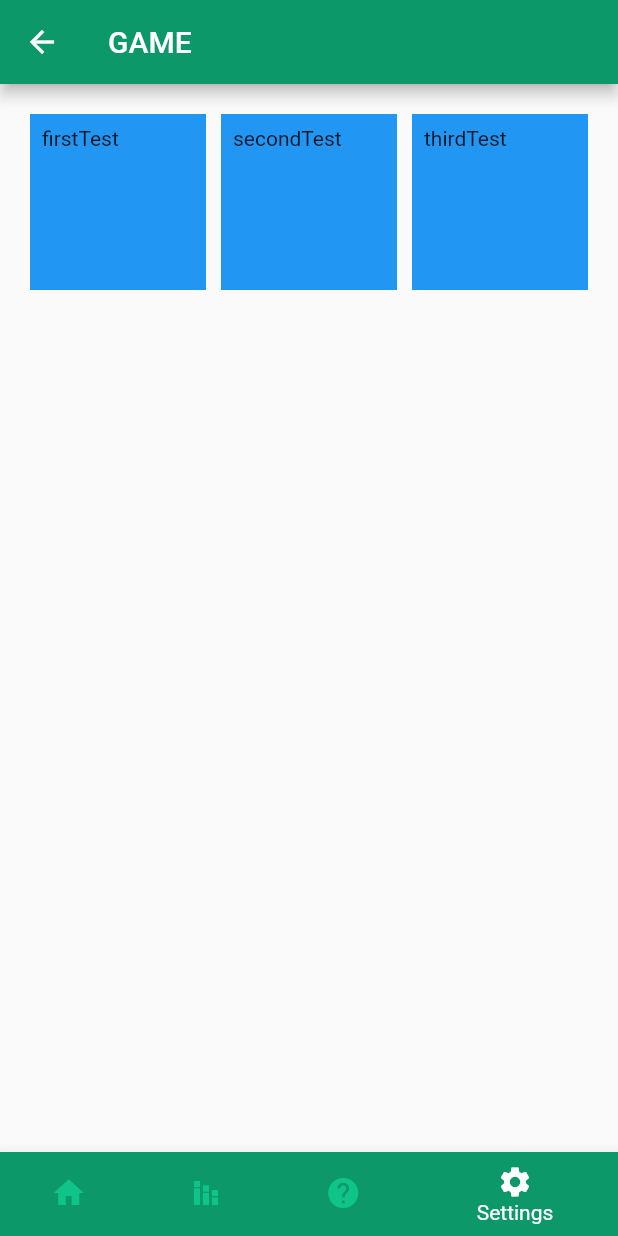
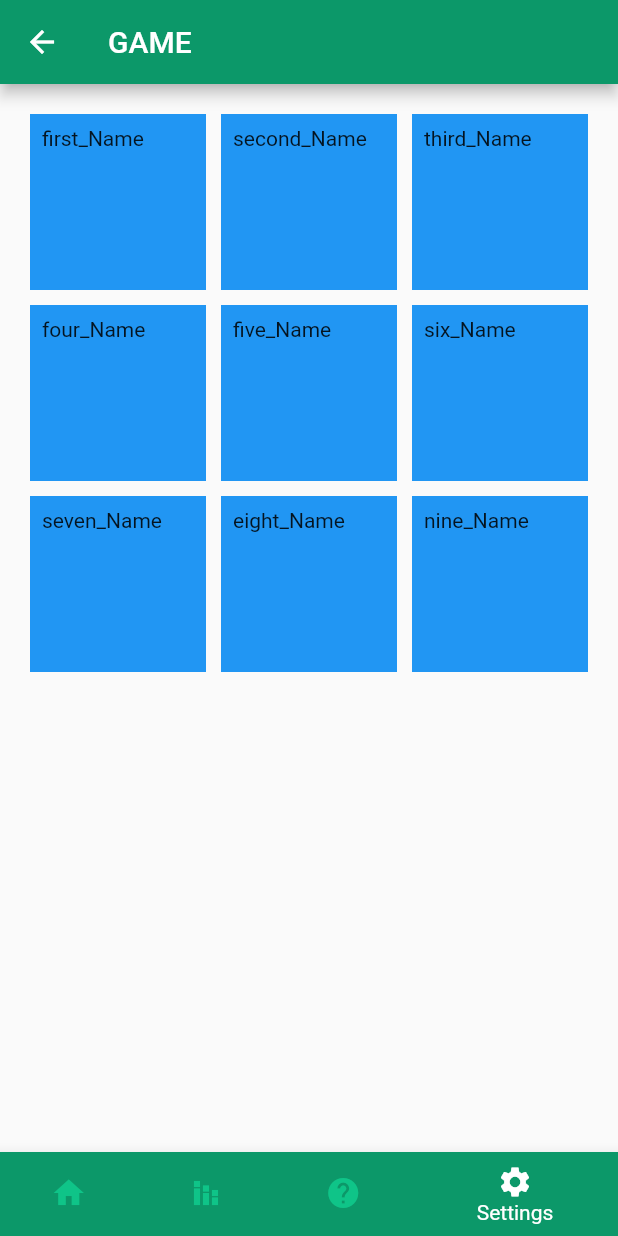
Before and after one commit to gurdipsingh/Color-Cards-Classroom, a Flutter app: the GameScreen screen opened by its route, on a phone screen of 412 x 824 dp. Run offline on Flutter 3.47's test engine with Material 2 defaults, Android fonts, the phone set to English and light mode, and no system bars.

Commit message:
Now color changes if a button in the game is pressed :D

```diff
--- a/lib/components/indexCard.dart
+++ b/lib/components/indexCard.dart
@@ -1,61 +1,48 @@
 import 'package:flutter/material.dart';
 
+import 'indexCardWidget.dart';
+
 class IndexCard {
+  int id;
   String name;
-  int id;
-  String informationOne;
-  String informationTwo;
-  String informationThree;
-  bool stateOfColor;
+  String informationToDisplay;
+  String label;
+  Color stateOfColor;
 
-  IndexCard(String name, int id, String informationOne, String informationTwo,
-      String informationThree) {
+  IndexCard(int id, String name, String informationToDisplay, String label, Color stateOfColor) {
+    this.id = id;
     this.name = name;
-    this.id = id;
-    this.informationOne = informationOne;
-    this.informationTwo = informationTwo;
-    this.informationThree = informationThree;
+    this.informationToDisplay = informationToDisplay;
+    this.label = label;
+    this.stateOfColor = stateOfColor;
   }
 
-  Color _changeColor() {
-    if (false) {
-      return Colors.red;
-    } else {
-      return Colors.blue;
-    }
-  }
-
-  void changeState(bool changeState) {
-    stateOfColor = changeState;
-  }
-
-  Widget createIndexCardWiget(IndexCard indexCard) {
-    return InkWell(
-        child: Container(
-          padding: const EdgeInsets.all(8),
-          child: Text(indexCard.name),
-          color: _changeColor(),
-        ),
-        onTap: () => {
-              print('On tap a container of = ' + indexCard.id.toString()),
-              changeState(this.stateOfColor)
-            });
-  }
-
-  static List<Widget> createIndexCardWigetList(List<IndexCard> indexList) {
+  static List<Widget> createIndexCardWidgetList(List<IndexCard> indexList) {
     List<Widget> result = [];
     indexList.forEach((element) {
-      result.add(element.createIndexCardWiget(element));
+      result.add(IndexCardWidget(element));
     });
     return result;
   }
 
   static List<IndexCard> indexCardList = [
     IndexCard(
-        'firstTest', 1, 'first_Info_ONE', 'first_Info_TWO', 'first_Info_THREE'),
-    IndexCard('secondTest', 2, 'second_Info_ONE', 'second_Info_TWO',
-        'second_Info_THREE'),
+         1, 'first_Name', 'first_Info', 'first_Label', Colors.blue),
     IndexCard(
-        'thirdTest', 3, 'third_Info_ONE', 'third_Info_TWO', 'third_Info_THREE')
+        2, 'second_Name', 'second_Info', 'second_Label', Colors.red),
+    IndexCard(
+        3, 'third_Name', 'third_Info', 'third_Label', Colors.amber),
+    IndexCard(
+        4, 'four_Name', 'four_Info', 'four_Label', Colors.blueGrey),
+    IndexCard(
+        5, 'five_Name', 'five_Info', 'five_Label', Colors.green),
+    IndexCard(
+        6, 'six_Name', 'six_Info', 'six_Label', Colors.purple),
+    IndexCard(
+        7, 'seven_Name', 'seven_Info', 'seven_Label', Colors.pink),
+    IndexCard(
+        8, 'eight_Name', 'eight_Info', 'eight_Label', Colors.orange),
+    IndexCard(
+        9, 'nine_Name', 'nine_Info', 'nine_Label', Colors.brown),
   ];
 }
--- /dev/null
+++ b/lib/components/indexCardWidget.dart
@@ -0,0 +1,48 @@
+import 'package:e_learning/components/indexCard.dart';
+import 'package:flutter/material.dart';
+
+class IndexCardWidget extends StatefulWidget {
+  IndexCard indexCard;
+
+  IndexCardWidget(IndexCard indexCard) {
+    this.indexCard = indexCard;
+  }
+
+  @override
+  _IndexCardWidgetState createState() => _IndexCardWidgetState();
+}
+
+class _IndexCardWidgetState extends State<IndexCardWidget> {
+  List<Color> _colors = <Color>[
+    Colors.blue,
+    Colors.red,
+    Colors.yellow,
+    Colors.green
+  ];
+
+  int _currentColorIndex = 0;
+
+  void _incrementColorIndex() {
+    setState(() {
+      if (_currentColorIndex < _colors.length - 1) {
+        _currentColorIndex++;
+      } else {
+        _currentColorIndex = 0;
+      }
+    });
+  }
+
+  @override
+  Widget build(BuildContext context) {
+    return InkWell(
+        child: Container(
+          padding: const EdgeInsets.all(8),
+          child: Text(this.widget.indexCard.name),
+          color: _colors[_currentColorIndex],
+        ),
+        onTap: () => {
+              print('The label of the card is = ' + this.widget.indexCard.label),
+              _incrementColorIndex()
+            });
+  }
+}
--- a/lib/main.dart
+++ b/lib/main.dart
@@ -1,6 +1,5 @@
 import 'package:e_learning/route_generator.dart';
 import 'package:flutter/material.dart';
-
 
 void main() {
   runApp(MyApp());
--- a/lib/screens/game.dart
+++ b/lib/screens/game.dart
@@ -15,7 +15,7 @@ class _GameState extends State<Game> {
       crossAxisSpacing: 10,
       mainAxisSpacing: 10,
       crossAxisCount: 3,
-      children: IndexCard.createIndexCardWigetList(IndexCard.indexCardList),
+      children: IndexCard.createIndexCardWidgetList(IndexCard.indexCardList),
     );
   }
 }
--- a/lib/screens/gameScreen.dart
+++ b/lib/screens/gameScreen.dart
@@ -12,12 +12,15 @@ class GameScreen extends StatelessWidget {
 
   GameScreen({
     Key key,
-    @required this.passingArgument,}) : super(key: key);
+    @required this.passingArgument,
+  }) : super(key: key);
 
   @override
   Widget build(BuildContext context) {
     return Scaffold(
-      bottomNavigationBar: MyButtomNavigationBar(passingArgument: passingArgument,),
+      bottomNavigationBar: MyButtomNavigationBar(
+        passingArgument: passingArgument,
+      ),
       appBar: AppBar(
         title: Text("GAME"),
         backgroundColor: primaryColor,
```
Also changed, not shown: lib/route_generator.dart (+87 -46 lines), lib/screens/startScreen.dart (+15 -10 lines).
